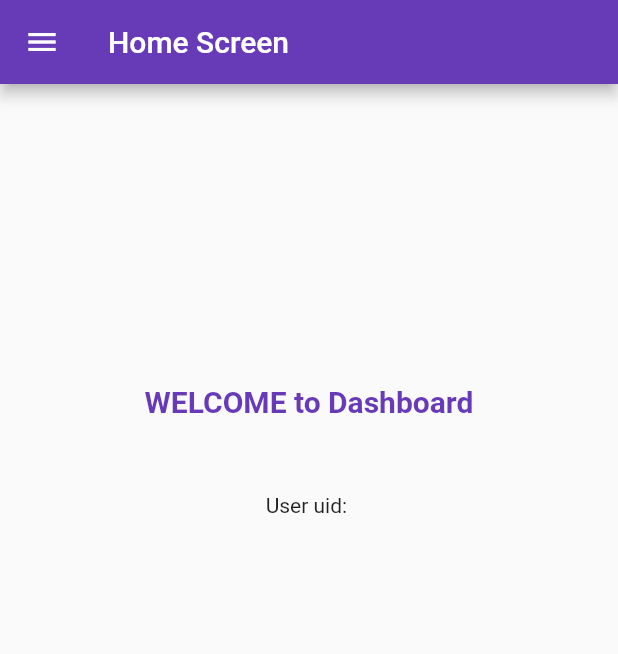
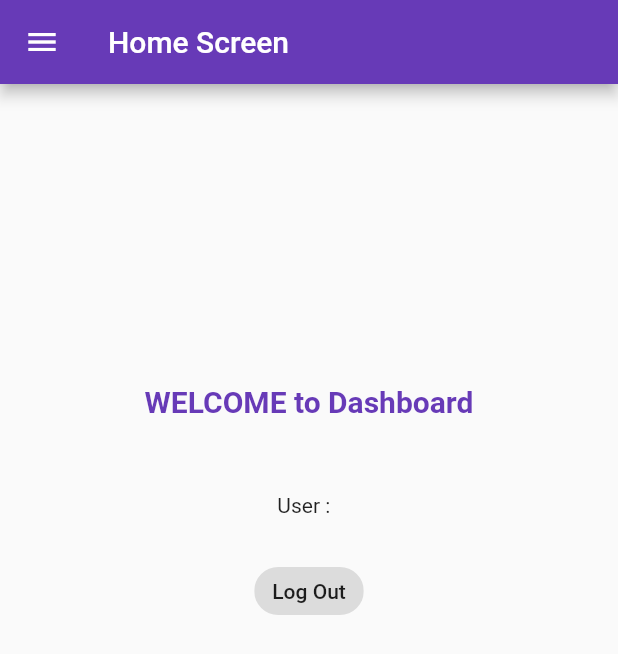
Before and after one commit to mehtabismail/Flutter_Class, a Flutter app: the MyDrawer widget shown alone on an empty page, opened directly, after a tap on "Home", on a phone screen of 412 x 824 dp. Shown: the top 654 px of the screen. Run offline on Flutter 3.47's test engine with Material 2 defaults, Android fonts, the phone set to English and light mode, and no system bars; our stand-ins replace cloud_firestore, file_picker, firebase_auth, firebase_core, fluttertoast, font_awesome_flutter and 1 more; missing offline and left inert: dart:js; accounts and stored records are empty; network calls fail.

Commit message:
updated code

```diff
--- a/lib/Screens/drawer.dart
+++ b/lib/Screens/drawer.dart
@@ -5,6 +5,7 @@ import 'package:flutter/material.dart';
 import 'package:learning1/Screens/form_submission.dart';
 import 'package:learning1/Screens/home_screen.dart';
 import 'package:learning1/Screens/productListView.dart';
+import 'package:learning1/Screens/uploadData.dart';
 
 class MyDrawer extends StatelessWidget {
   @override
@@ -64,6 +65,20 @@ class MyDrawer extends StatelessWidget {
             ),
             onTap: () => Navigator.push(context,
                 MaterialPageRoute(builder: (context) => ProductList())),
+          ),
+          ListTile(
+            leading: Icon(
+              CupertinoIcons.cloud_upload,
+              color: Colors.deepPurple,
+            ),
+            title: Text(
+              'Upload Data',
+              textScaleFactor: 1.3,
+              style: TextStyle(
+                  color: Colors.deepPurple, fontWeight: FontWeight.bold),
+            ),
+            onTap: () => Navigator.push(
+                context, MaterialPageRoute(builder: (context) => UploadData())),
           )
         ],
       ),
--- a/lib/Screens/home_screen.dart
+++ b/lib/Screens/home_screen.dart
@@ -1,11 +1,47 @@
-// ignore_for_file: prefer_const_constructors, avoid_unnecessary_containers
+// ignore_for_file: prefer_const_constructors, avoid_unnecessary_containers, unnecessary_this
 
+import 'package:cloud_firestore/cloud_firestore.dart';
+import 'package:firebase_auth/firebase_auth.dart';
 import 'package:flutter/material.dart';
+import 'package:fluttertoast/fluttertoast.dart';
 import 'package:learning1/Screens/drawer.dart';
-import 'package:learning1/Services/auth_services.dart';
+import 'package:learning1/Screens/login_screen.dart';
+import 'package:learning1/model/user_model.dart';
+import 'package:shared_preferences/shared_preferences.dart';
 
 // ignore: use_key_in_widget_constructors
-class HomeScreen extends StatelessWidget {
+class HomeScreen extends StatefulWidget {
+  @override
+  State<HomeScreen> createState() => _HomeScreenState();
+}
+
+class _HomeScreenState extends State<HomeScreen> {
+  User? user = FirebaseAuth.instance.currentUser;
+  UserModel loggedInUser = UserModel();
+
+  @override
+  void initState() {
+    super.initState();
+    FirebaseFirestore.instance
+        .collection("users")
+        .doc(user!.uid)
+        .get()
+        .then((value) {
+      this.loggedInUser = UserModel.fromMap(value.data());
+      setState(() {});
+    });
+  }
+
+  void logOut(BuildContext context) async {
+    await FirebaseAuth.instance.signOut();
+    SharedPreferences sharedPreferences = await SharedPreferences.getInstance();
+    sharedPreferences.remove('email');
+    Fluttertoast.showToast(
+        msg: "${loggedInUser.firstName} LogOut Successfully");
+    Navigator.of(context).pushReplacement(
+        MaterialPageRoute(builder: (context) => LoginScreen()));
+  }
+
   @override
   Widget build(BuildContext context) {
     return Scaffold(
@@ -34,10 +70,19 @@ class HomeScreen extends StatelessWidget {
                     child: Row(
                   mainAxisAlignment: MainAxisAlignment.center,
                   children: [
-                    Text("User uid: "),
-                    Text("${AuthService().currentUser?.uid}")
+                    Text("User : "),
+                    Text(
+                        "${loggedInUser.firstName} ${loggedInUser.secondName}"),
                   ],
-                ))
+                )),
+                SizedBox(
+                  height: 25,
+                ),
+                ActionChip(
+                    label: Text("Log Out"),
+                    onPressed: () {
+                      logOut(context);
+                    })
               ],
             ),
           ),
--- a/pubspec.yaml
+++ b/pubspec.yaml
@@ -38,6 +38,8 @@ dependencies:
   firebase_auth: ^3.3.4
   cloud_firestore: ^3.1.5
   fluttertoast: ^8.0.8
+  file_picker: ^4.3.0
+  shared_preferences: ^2.0.11
 
 dev_dependencies:
   flutter_test:
```
Also changed, not shown: lib/Screens/getData.dart (added, +18 -0 lines), lib/Screens/login_screen.dart (+29 -21 lines), lib/Screens/signUp_screen.dart (+8 -9 lines), lib/Screens/splash.dart (added, +39 -0 lines), lib/Screens/uploadData.dart (added, +60 -0 lines), lib/main.dart (+13 -6 lines), pubspec.lock.
